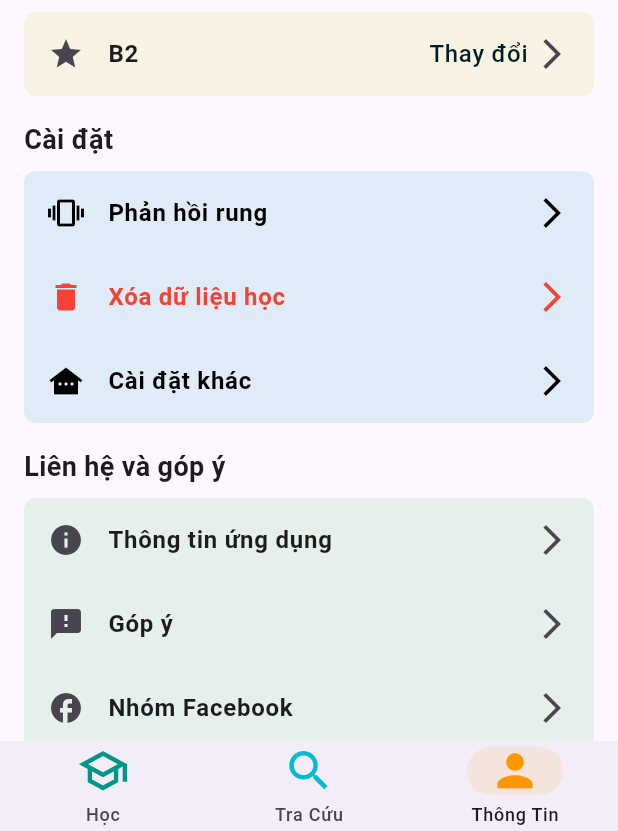
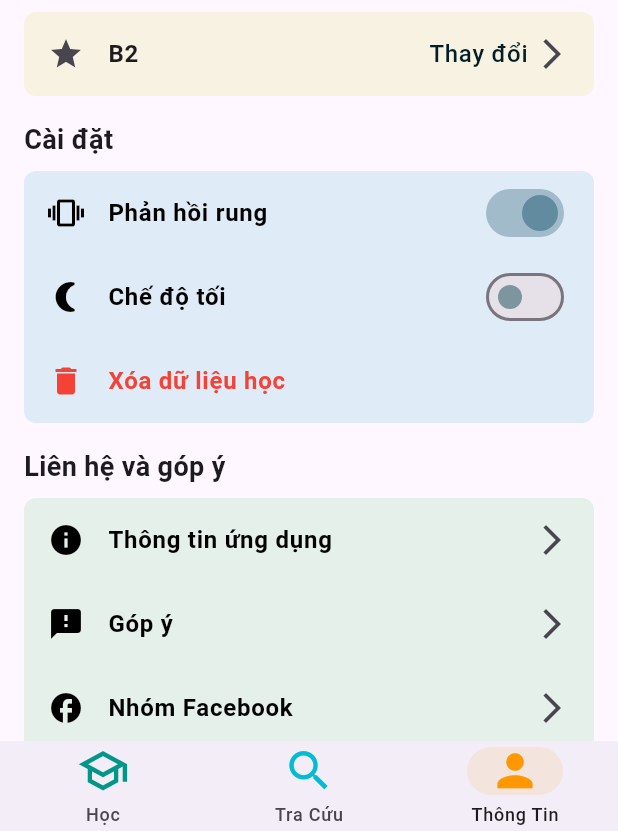
Before and after one commit to nguyencongtu2004/gplx, a Flutter app: the ProfileScreen screen opened by its route, on a phone screen of 412 x 824 dp, the part 405-1236 px from its top. Run offline on Flutter 3.47's test engine with Material 3 defaults, Android fonts, the phone set to English and light mode, and no system bars; our stand-ins replace csv, flutter_riverpod, go_router, sqflite, vibration; accounts and stored records are empty.

Commit message:
thêm cài đặt rung và xóa dữ liệu học

```diff
--- a/lib/provider/question_provider.dart
+++ b/lib/provider/question_provider.dart
@@ -39,6 +39,11 @@ class QuestionProvider extends StateNotifier<List<Question>> {
     await QuestionsTable.updateQuestionStatus(questionId, status);
   }
 
+  Future<void> resetQuestionsState() async {
+    state = state.map((question) => question.copyWith(isSaved: false, questionStatus: QuestionStatus.notAnswered)).toList();
+    await QuestionsTable.resetQuestions();
+  }
+
 }
 
 final questionProvider =
--- a/lib/screen/profile_screen.dart
+++ b/lib/screen/profile_screen.dart
@@ -1,66 +1,190 @@
 import 'package:flutter/material.dart';
 import 'package:flutter_riverpod/flutter_riverpod.dart';
 import 'package:go_router/go_router.dart';
+import 'package:gplx/provider/question_provider.dart';
 import 'package:gplx/widget/information.dart';
 
 import '../provider/license_class_provider.dart';
+import '../provider/settings_provider.dart';
 
 class ItemInList {
   final String title;
   final IconData icon;
-  final void Function() onTap;
+  final bool isSwitch;
+  final Color color;
+  final Widget? trailing;
 
   const ItemInList({
     required this.title,
     required this.icon,
-    required this.onTap,
+    this.isSwitch = false,
+    this.color = Colors.black,
+    this.trailing,
   });
 }
 
-class ProfileScreen extends ConsumerWidget {
-  ProfileScreen({super.key});
+class ProfileScreen extends ConsumerStatefulWidget {
+  const ProfileScreen({super.key});
 
+  @override
+  ConsumerState<ProfileScreen> createState() => _ProfileScreenState();
+}
+
+class _ProfileScreenState extends ConsumerState<ProfileScreen> {
   final List<ItemInList> allSettings = [
-    ItemInList(
+    const ItemInList(
       title: 'Phản hồi rung',
       icon: Icons.vibration,
-      onTap: () {},
+      isSwitch: true,
     ),
-    ItemInList(
+    const ItemInList(
+      title: 'Chế độ tối',
+      icon: Icons.nightlight_round,
+      isSwitch: true,
+    ),
+    const ItemInList(
       title: 'Xóa dữ liệu học',
       icon: Icons.delete,
-      onTap: () {},
-    ),
-    ItemInList(
-      title: 'Cài đặt khác',
-      icon: Icons.other_houses,
-      onTap: () {},
+      color: Colors.red,
     ),
   ];
 
   final List<ItemInList> allContact = [
-    ItemInList(
+    const ItemInList(
       title: 'Thông tin ứng dụng',
       icon: Icons.info,
-      onTap: () {},
+      trailing: Icon(Icons.arrow_forward_ios),
     ),
-    ItemInList(
+    const ItemInList(
       title: 'Góp ý',
       icon: Icons.feedback,
-      onTap: () {},
+      trailing: Icon(Icons.arrow_forward_ios),
     ),
-    ItemInList(
+    const ItemInList(
       title: 'Nhóm Facebook',
       icon: Icons.facebook,
-      onTap: () {},
+      trailing: Icon(Icons.arrow_forward_ios),
     ),
   ];
 
-  @override
-  Widget build(BuildContext context, WidgetRef ref) {
+  Widget _buildItemInList(ItemInList item,
+      {bool switchValue = false,
+      void Function(bool)? onSwitchChanged,
+      void Function()? onTap}) {
+    return ListTile(
+      onTap: onTap,
+      leading: Icon(item.icon, color: item.color),
+      title: Text(
+        item.title,
+        style: TextStyle(
+          fontWeight: FontWeight.bold,
+          color: item.color,
+        ),
+      ),
+      trailing: item.isSwitch
+          ? Switch(
+              value: switchValue,
+              onChanged: onSwitchChanged,
+              activeColor: const Color(0xFF638B9F),
+              inactiveThumbColor: const Color(0xFF7E949E),
+            )
+          : item.trailing,
+      contentPadding: const EdgeInsets.symmetric(horizontal: 16),
+    );
+  }
+
   void onChangeLicense() {
     context.push('/chose-licence-class');
   }
+
+  void onChangeVibration(bool newValue) {
+    ref.read(settingsProvider.notifier).changeVibration(newValue);
+  }
+
+  void onChangeTheme(bool newValue) {
+    ref.read(settingsProvider.notifier).changeTheme(newValue);
+  }
+
+  void onResetQuestions() {
+    // hiển thị dialog xác nhận
+    showDialog(
+      context: context,
+      builder: (context) {
+        return AlertDialog(
+          title: const Text('Xác nhận'),
+          content: const Text('Bạn có chắc chắn muốn xóa dữ liệu học?'),
+          actions: [
+            TextButton(
+              onPressed: () {
+                Navigator.of(context).pop();
+              },
+              child: const Text('Hủy'),
+            ),
+            TextButton(
+              onPressed: () {
+                Navigator.of(context).pop();
+                ref.read(questionProvider.notifier).resetQuestionsState();
+                // todo: toast thông báo
+                ScaffoldMessenger.of(context).showSnackBar(
+                  const SnackBar(
+                    content: Text('Đã xóa dữ liệu học'),
+                  ),
+                );
+              },
+              child: const Text('Xác nhận'),
+            ),
+          ],
+        );
+      },
+    );
+  }
+
+  void onInfoApp() {
+    // hiển thị bottom sheet thông tin ứng dụng
+    showModalBottomSheet(
+        context: context,
+        builder: (context) {
+          return const Column(
+            mainAxisSize: MainAxisSize.min,
+            children: [
+              SizedBox(height: 16),
+              Text('Thông tin ứng dụng',
+                  style: TextStyle(
+                    fontSize: 24,
+                    fontWeight: FontWeight.bold,
+                  )),
+              SizedBox(height: 16),
+              ListTile(
+                title: Text('Phiên bản 1.0.0'),
+                subtitle: Text('Ứng dụng học lý thuyết lái xe A1'),
+              ),
+              ListTile(
+                title: Text('Nhà phát triển'),
+                subtitle: Text('Nguyễn Công Tú'),
+              ),
+              ListTile(
+                title: Text('thêm...'),),
+            ],
+          );
+        });
+  }
+
+  void onFeedback() {
+    // todo: mở trình gửi email
+  }
+
+  void onFacebookGroup() {
+    // todo: mở trình duyệt đến nhóm facebook
+  }
+
+  @override
+  Widget build(BuildContext context) {
+    // select là chỉ quan tâm đến giá trị cần theo dõi
+    // không dùng watch trong initState
+    final isDarkMode =
+        ref.watch(settingsProvider.select((value) => value.isDarkMode));
+    final isVibration =
+        ref.watch(settingsProvider.select((value) => value.isVibration));
 
     return Scaffold(
         body: SingleChildScrollView(
@@ -115,8 +239,7 @@ class ProfileScreen extends ConsumerWidget {
                     Icon(Icons.arrow_forward_ios),
                   ],
                 ),
-                    contentPadding:
-                        const EdgeInsets.symmetric(horizontal: 16),
+                contentPadding: const EdgeInsets.symmetric(horizontal: 16),
               ),
             ),
             const SizedBox(height: 16),
@@ -134,28 +257,23 @@ class ProfileScreen extends ConsumerWidget {
               ),
               child: Column(
                 children: [
-                      for (final setting in allSettings)
-                        ListTile(
-                          onTap: setting.onTap,
-                          leading: Icon(setting.icon,
-                              color: setting.title.contains('Xóa')
-                                  ? Colors.red
-                                  : Colors.black),
-                          title: Text(
-                            setting.title,
-                            style: TextStyle(
-                                fontWeight: FontWeight.bold,
-                                color: setting.title.contains('Xóa')
-                                    ? Colors.red
-                                    : Colors.black),
+                  _buildItemInList(
+                    allSettings[0],
+                    switchValue: isVibration,
+                    onSwitchChanged: onChangeVibration,
+                    onTap: () {
+                      onChangeVibration(!isVibration);
+                    },
                   ),
-                          trailing: Icon(Icons.arrow_forward_ios,
-                              color: setting.title.contains('Xóa')
-                                  ? Colors.red
-                                  : Colors.black),
-                          contentPadding:
-                              const EdgeInsets.symmetric(horizontal: 16),
+                  _buildItemInList(
+                    allSettings[1],
+                    switchValue: isDarkMode,
+                    onSwitchChanged: onChangeTheme,
+                    onTap: () {
+                      onChangeTheme(!isDarkMode);
+                    },
                   ),
+                  _buildItemInList(allSettings[2], onTap: onResetQuestions),
                 ],
               ),
             ),
@@ -174,19 +292,9 @@ class ProfileScreen extends ConsumerWidget {
               ),
               child: Column(
                 children: [
-                      for (final setting in allContact)
-                        ListTile(
-                          onTap: setting.onTap,
-                          leading: Icon(setting.icon),
-                          title: Text(
-                            setting.title,
-                            style:
-                                const TextStyle(fontWeight: FontWeight.bold),
-                          ),
-                          trailing: const Icon(Icons.arrow_forward_ios),
-                          contentPadding:
-                              const EdgeInsets.symmetric(horizontal: 16),
-                        ),
+                  _buildItemInList(allContact[0], onTap: onInfoApp),
+                  _buildItemInList(allContact[1], onTap: onFeedback),
+                  _buildItemInList(allContact[2], onTap: onFacebookGroup),
                 ],
               ),
             ),
--- a/lib/widget/custom_card.dart
+++ b/lib/widget/custom_card.dart
@@ -14,7 +14,7 @@ class CustomCard extends StatelessWidget {
     this.descriptionColor = Colors.black,
     required this.onTap,
     this.padding = const EdgeInsets.all(0),
-    this.vibration = true,
+    required this.isVibration,
     this.child,
   });
 
@@ -29,7 +29,7 @@ class CustomCard extends StatelessWidget {
   final EdgeInsetsGeometry padding;
   final void Function() onTap;
   final Widget? child;
-  final bool vibration;
+  final bool isVibration;
 
   @override
   Widget build(BuildContext context) {
@@ -114,7 +114,7 @@ class CustomCard extends StatelessWidget {
       padding: padding,
       child: GestureDetector(
         onTap: () async {
-          if (vibration && (await Vibration.hasVibrator() ?? false)) {
+          if (isVibration && (await Vibration.hasVibrator() ?? false)) {
             Vibration.vibrate(duration: 20);
           }
           onTap();
--- a/lib/widget/topic.dart
+++ b/lib/widget/topic.dart
@@ -17,6 +17,7 @@ class Topic extends StatelessWidget {
     this.titleColor = Colors.black,
     this.backgroundProgressColor = Colors.grey,
     this.progressColor = Colors.white,
+    required this.isVibration,
   });
 
   final String title;
@@ -32,6 +33,7 @@ class Topic extends StatelessWidget {
   final Color titleColor;
   final Color backgroundProgressColor;
   final Color progressColor;
+  final bool isVibration;
 
   @override
   Widget build(BuildContext context) {
@@ -39,7 +41,7 @@ class Topic extends StatelessWidget {
       padding: padding,
       child: GestureDetector(
         onTap: () async {
-          if (await Vibration.hasVibrator() ?? false) {
+          if (isVibration && (await Vibration.hasVibrator() ?? false)) {
             Vibration.vibrate(duration: 20);
           }
           onTap();
```
Also changed, not shown: lib/database/database_service.dart (+9 -0 lines), lib/database/questions_table.dart (+10 -0 lines), lib/database/settings_table.dart (added, +43 -0 lines), lib/model/settings.dart (added, +19 -0 lines), lib/provider/license_class_provider.dart (+8 -2 lines), lib/provider/settings_provider.dart (added, +28 -0 lines), lib/screen/home_screen.dart (+9 -8 lines), lib/screen/review_screen.dart (+7 -0 lines), lib/screen/signs_screen.dart (+10 -2 lines), lib/screen/splash_screen.dart (+12 -0 lines), lib/widget/question_answer.dart (+7 -3 lines). Lines whose indentation alone changed are shown as unchanged.
